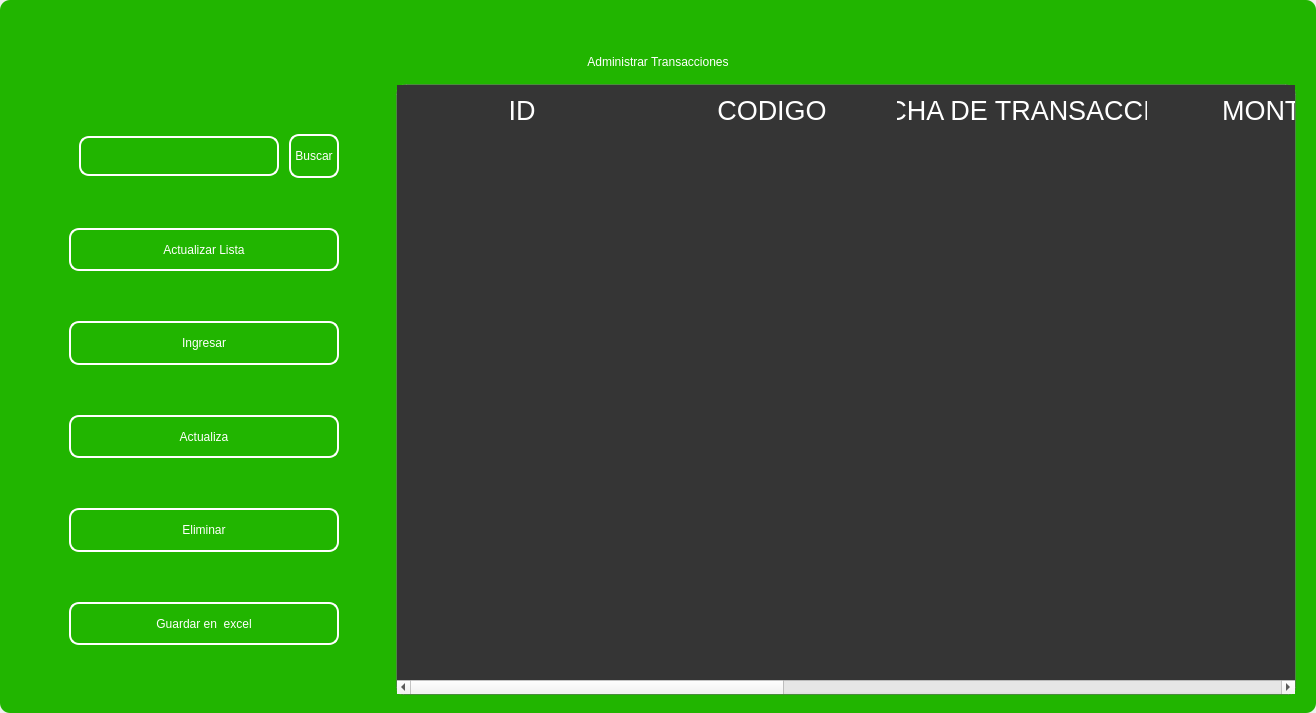
codemiguel-dev/ERP-EmprendeSoft-Desktop, file design/standar/maintransaction3.ui: the form before one commit.
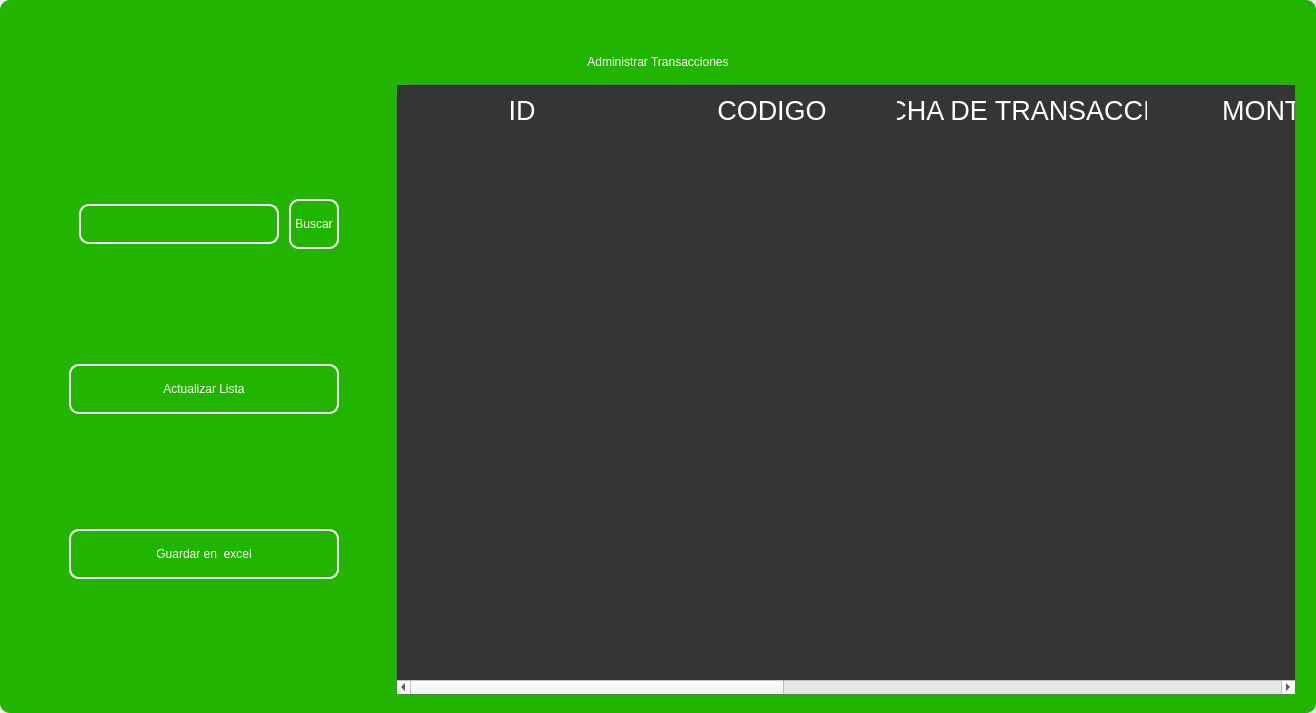
The form after the commit. Icons and pictures are not drawn.

The edit to the form file:
```diff
--- a/design/standar/maintransaction3.ui
+++ b/design/standar/maintransaction3.ui
@@ -552,138 +552,6 @@
               </property>
              </widget>
             </item>
-            <item>
-             <widget class="QPushButton" name="btn_add">
-              <property name="minimumSize">
-               <size>
-                <width>0</width>
-                <height>40</height>
-               </size>
-              </property>
-              <property name="maximumSize">
-               <size>
-                <width>300</width>
-                <height>50</height>
-               </size>
-              </property>
-              <property name="cursor">
-               <cursorShape>PointingHandCursor</cursorShape>
-              </property>
-              <property name="styleSheet">
-               <string notr="true">QPushButton{
-border-radius:10px; 
-font: 12pt &quot;Arial&quot;;
-color: rgb(255, 255, 254);
-border: 2px solid #ffffff;
-}
-
-QPushButton:hover{
-border-radius:10px; 
-font: 12pt &quot;Arial&quot;;
-color: rgb(255, 255, 255);
-border: 2px solid rgb(120, 0, 171);
-	background-color: rgb(120, 0, 171);
-}</string>
-              </property>
-              <property name="text">
-               <string>Ingresar</string>
-              </property>
-              <property name="iconSize">
-               <size>
-                <width>35</width>
-                <height>35</height>
-               </size>
-              </property>
-             </widget>
-            </item>
-            <item>
-             <widget class="QPushButton" name="btn_update">
-              <property name="minimumSize">
-               <size>
-                <width>0</width>
-                <height>40</height>
-               </size>
-              </property>
-              <property name="maximumSize">
-               <size>
-                <width>300</width>
-                <height>50</height>
-               </size>
-              </property>
-              <property name="cursor">
-               <cursorShape>PointingHandCursor</cursorShape>
-              </property>
-              <property name="styleSheet">
-               <string notr="true">QPushButton{
-border-radius:10px; 
-font: 12pt &quot;Arial&quot;;
-color: rgb(255, 255, 254);
-border: 2px solid #ffffff;
-}
-
-QPushButton:hover{
-border-radius:10px; 
-font: 12pt &quot;Arial&quot;;
-color: rgb(255, 255, 255);
-border: 2px solid rgb(120, 0, 171);
-	background-color: rgb(120, 0, 171);
-}</string>
-              </property>
-              <property name="text">
-               <string>Actualiza</string>
-              </property>
-              <property name="iconSize">
-               <size>
-                <width>35</width>
-                <height>35</height>
-               </size>
-              </property>
-             </widget>
-            </item>
-            <item>
-             <widget class="QPushButton" name="btn_delete">
-              <property name="minimumSize">
-               <size>
-                <width>0</width>
-                <height>40</height>
-               </size>
-              </property>
-              <property name="maximumSize">
-               <size>
-                <width>300</width>
-                <height>50</height>
-               </size>
-              </property>
-              <property name="cursor">
-               <cursorShape>PointingHandCursor</cursorShape>
-              </property>
-              <property name="styleSheet">
-               <string notr="true">QPushButton{
-border-radius:10px; 
-font: 12pt &quot;Arial&quot;;
-color: rgb(255, 255, 254);
-border: 2px solid #ffffff;
-}
-
-QPushButton:hover{
-border-radius:10px; 
-font: 12pt &quot;Arial&quot;;
-color: rgb(255, 255, 255);
-border: 2px solid rgb(120, 0, 171);
-	background-color: rgb(120, 0, 171);
-}</string>
-              </property>
-              <property name="text">
-               <string>Eliminar</string>
-              </property>
-              <property name="iconSize">
-               <size>
-                <width>35</width>
-                <height>35</height>
-               </size>
-              </property>
-             </widget>
-            </item>
             <item>
              <widget class="QPushButton" name="btn_excel">
               <property name="minimumSize">
```
